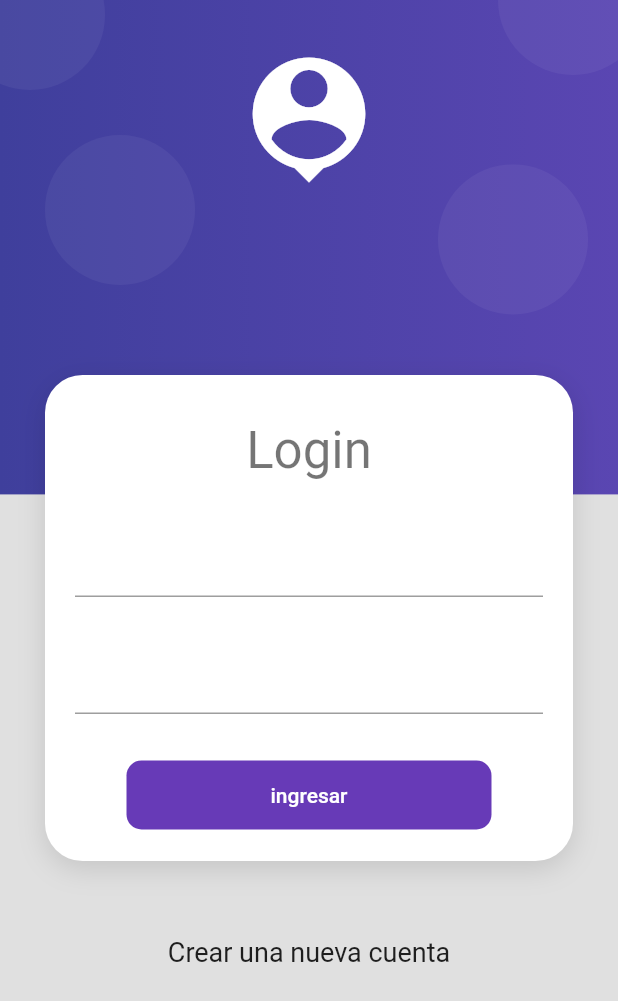
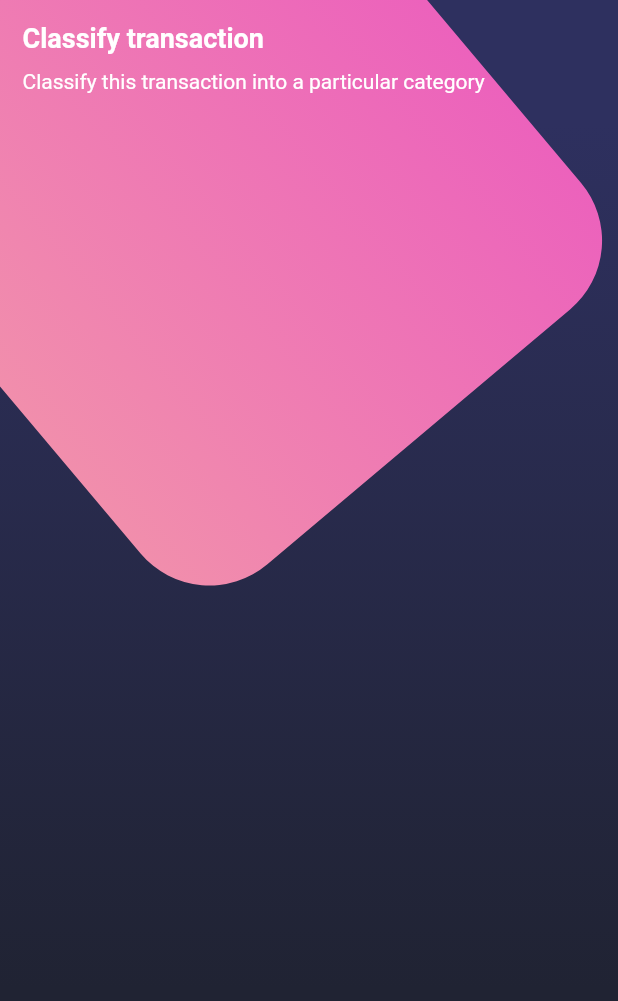
Before and after one commit to lordtryndamere/massive_messages_app, a Flutter app: the screen it shows after launch, on a phone screen of 412 x 824 dp. Shown: the top 1001 px of the screen. Run offline on Flutter 3.47's test engine with Material 2 defaults, Android fonts, the phone set to English and light mode, and no system bars.

Commit message:
making backgrouybd

```diff
--- a/lib/main.dart
+++ b/lib/main.dart
@@ -11,7 +11,7 @@ class MyApp extends StatelessWidget {
     return MaterialApp(
       title: 'Send Messages',
       debugShowCheckedModeBanner: false,
-      initialRoute: 'login',
+      initialRoute: 'home',
       routes: {
         'login': (_) => const LoginScreen(),
         'home': (_) => const HomeScreen()
--- a/lib/screens/home_screen.dart
+++ b/lib/screens/home_screen.dart
@@ -1,4 +1,5 @@
 import 'package:flutter/material.dart';
+import 'package:massive_messages/widgets/background.dart';
 
 class HomeScreen extends StatelessWidget {
   const HomeScreen({Key? key}) : super(key: key);
@@ -6,9 +7,48 @@ class HomeScreen extends StatelessWidget {
   @override
   Widget build(BuildContext context) {
     return Scaffold(
-      body: Center(
-        child: Text('Hola Mundo'),
-      ),
+      body: Stack(children: [
+        const BackGround(),
+        SingleChildScrollView(
+          scrollDirection: Axis.vertical,
+          child: Column(
+            children: const [_CustomTitles()],
+          ),
+        )
+      ]),
     );
   }
 }
+
+class _CustomTitles extends StatelessWidget {
+  const _CustomTitles({
+    Key? key,
+  }) : super(key: key);
+
+  @override
+  Widget build(BuildContext context) {
+    return SafeArea(
+        child: Container(
+      padding: const EdgeInsets.all(15),
+      child: Column(
+        crossAxisAlignment: CrossAxisAlignment.start,
+        children: const [
+          Text(
+            'Classify transaction',
+            style: TextStyle(
+                fontSize: 18, fontWeight: FontWeight.bold, color: Colors.white),
+          ),
+          SizedBox(
+            height: 10,
+          ),
+          Text(
+            'Classify this transaction into a particular category',
+            maxLines: 2,
+            softWrap: false,
+            style: TextStyle(fontSize: 14, color: Colors.white),
+          )
+        ],
+      ),
+    ));
+  }
+}
--- /dev/null
+++ b/lib/widgets/background.dart
@@ -0,0 +1,53 @@
+import 'dart:math';
+
+import 'package:flutter/material.dart';
+
+class BackGround extends StatelessWidget {
+  const BackGround({Key? key}) : super(key: key);
+
+  @override
+  Widget build(BuildContext context) {
+    const boxDecoration = BoxDecoration(
+        gradient: LinearGradient(
+            begin: Alignment.topCenter,
+            end: Alignment.bottomCenter,
+            stops: [0.1, 0.8],
+            colors: [Color(0xff2E305F), Color(0xff202333)]));
+    return Stack(
+      children: [
+        Container(
+          decoration: boxDecoration,
+        ),
+        const _PinkBox()
+      ],
+    );
+  }
+}
+
+class _PinkBox extends StatelessWidget {
+  const _PinkBox({
+    Key? key,
+  }) : super(key: key);
+
+  @override
+  Widget build(BuildContext context) {
+    final size = MediaQuery.of(context).size;
+    return Positioned(
+      top: -145,
+      left: -72,
+      child: Transform.rotate(
+        angle: pi - 0.7,
+        child: Container(
+          height: size.height * 0.6,
+          width: size.width * 0.9 + 13,
+          decoration: BoxDecoration(
+              borderRadius: BorderRadius.circular(60),
+              gradient: const LinearGradient(colors: [
+                Color.fromRGBO(236, 98, 188, 1),
+                Color.fromRGBO(241, 142, 172, 1)
+              ])),
+        ),
+      ),
+    );
+  }
+}
--- a/lib/widgets/widgets.dart
+++ b/lib/widgets/widgets.dart
@@ -1,2 +1,3 @@
 export 'package:massive_messages/widgets/auth_background.dart';
 export 'package:massive_messages/widgets/card_container.dart';
+export 'package:massive_messages/widgets/background.dart';
```
Also changed, not shown: 1 other file.
